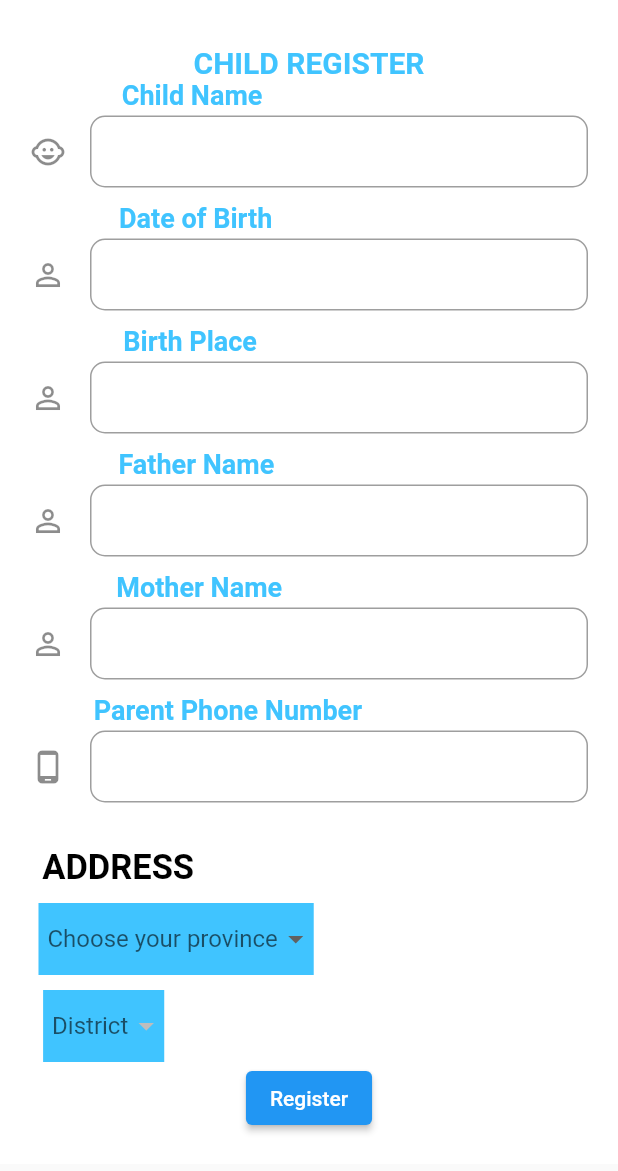
After one commit to rupeshgyawali/digital-immunization-tracking-mbl, a Flutter app: the ChildRegistrationScreen screen opened by its route, on a phone screen of 412 x 824 dp. The commit adds this screen. Shown: the top 1171 px of the screen. Run offline on Flutter 3.47's test engine with Material 2 defaults, Android fonts, the phone set to English and light mode, and no system bars; our stand-ins replace csv, shared_preferences; accounts and stored records are empty; network calls fail.

Commit message:
Add basic child registration functionality

```diff
--- a/lib/core/routes/route_paths.dart
+++ b/lib/core/routes/route_paths.dart
@@ -5,4 +5,5 @@ class RoutePath {
   static const String health_personnel_login = '/health-personal-login';
   static const String child_selection = '/child-selection';
   static const String child_search = '/child-search';
+  static const String child_registration = '/child-registration';
 }
--- a/lib/core/routes/router.dart
+++ b/lib/core/routes/router.dart
@@ -2,6 +2,7 @@ import 'package:flutter/material.dart';
 
 import '../../auth/screens/health_personnel_login_screen.dart';
 import '../../auth/screens/user_selection_screen.dart';
+import '../../vaccination_record/screens/child_registration_screen.dart';
 import '../../vaccination_record/screens/child_search_screen.dart';
 import '../../vaccination_record/screens/child_selection_screen.dart';
 import '../models/app_state.dart';
@@ -26,6 +27,8 @@ class Router {
         return MaterialPageRoute(builder: (_) => ChildSelectionScreen());
       case '${RoutePath.child_search}':
         return MaterialPageRoute(builder: (_) => ChildSearchScreen());
+      case '${RoutePath.child_registration}':
+        return MaterialPageRoute(builder: (_) => ChildRegistrationScreen());
       default:
         return MaterialPageRoute(
           builder: (_) => Scaffold(
--- /dev/null
+++ b/lib/vaccination_record/providers/child_registration_provider.dart
@@ -0,0 +1,101 @@
+import 'package:flutter/foundation.dart';
+
+import '../models/child_model.dart';
+import '../repositories/child_repository.dart';
+
+class ChildRegistrationProvider extends ChangeNotifier {
+  String _name;
+  String _dob;
+  String _birthPlace;
+  String _fatherName;
+  String _motherName;
+  String _fatherPhn;
+  String _motherPhn;
+  String _temporaryAddr;
+  String _permanentAddr;
+  bool _isLoading;
+  bool _registrationSuccess;
+
+  final ChildRepository _childRepo;
+
+  ChildRegistrationProvider({
+    @required ChildRepository childRepository,
+  })  : this._childRepo = childRepository,
+        this._isLoading = false;
+
+  String get name => _name;
+  String get dob => _dob;
+  String get birthPlace => _birthPlace;
+  String get fatherName => _fatherName;
+  String get motherName => _motherName;
+  String get fatherPhn => _fatherPhn;
+  String get motherPhn => _motherPhn;
+  String get temporaryAddr => _temporaryAddr;
+  String get permanentAddr => _permanentAddr;
+  bool get isLoading => _isLoading;
+  bool get registrationSuccess => _registrationSuccess;
+
+  void _setIsLoading(bool isLoading) {
+    _isLoading = isLoading;
+    notifyListeners();
+  }
+
+  void setName(String name) {
+    _name = name;
+  }
+
+  void setDob(String dob) {
+    _dob = dob;
+  }
+
+  void setBirthPlace(String birthPlace) {
+    _birthPlace = birthPlace;
+  }
+
+  void setFatherName(String fatherName) {
+    _fatherName = fatherName;
+  }
+
+  void setMotherName(String motherName) {
+    _motherName = motherName;
+  }
+
+  void setFatherPhn(String fatherPhn) {
+    _fatherPhn = fatherPhn;
+  }
+
+  void setMotherPhn(String motherPhn) {
+    _motherPhn = motherPhn;
+  }
+
+  void setTemporaryAddr(String temporaryAddr) {
+    _temporaryAddr = temporaryAddr;
+  }
+
+  void setPermanentAddr(String permanentAddr) {
+    _permanentAddr = permanentAddr;
+  }
+
+  Future<void> registerChild() async {
+    _setIsLoading(true);
+    try {
+      _registrationSuccess = false;
+      Child child = await _childRepo.createChild(Child(
+        name: _name,
+        dob: _dob,
+        birthPlace: _birthPlace,
+        fatherName: _fatherName,
+        motherName: _motherName,
+        fatherPhn: _fatherPhn,
+        motherPhn: _motherPhn,
+        temporaryAddr: _temporaryAddr,
+        permanentAddr: _permanentAddr,
+      ));
+      _registrationSuccess = child == null ? false : true;
+    } catch (e) {
+      print("ChildRegisterProvider -> " + e.toString());
+    } finally {
+      _setIsLoading(false);
+    }
+  }
+}
--- a/lib/vaccination_record/repositories/child_repository.dart
+++ b/lib/vaccination_record/repositories/child_repository.dart
@@ -22,4 +22,17 @@ class ChildRepository {
     }
     return child;
   }
+
+  Future<Child> createChild(Child child) async {
+    Child _newChild;
+    try {
+      String jsonResponse =
+          await _apiBaseHelper.post('/children', data: child.toJson());
+      print(jsonResponse);
+      _newChild = Child.fromJson(jsonResponse);
+    } catch (e) {
+      print("ChildRepository -> " + e.toString());
+    }
+    return _newChild;
+  }
 }
--- /dev/null
+++ b/lib/vaccination_record/screens/child_registration_screen.dart
@@ -0,0 +1,411 @@
+import 'package:csv/csv.dart';
+import 'package:flutter/material.dart';
+import 'package:flutter/services.dart' show rootBundle;
+import 'package:provider/provider.dart';
+
+import '../providers/child_registration_provider.dart';
+import '../repositories/child_repository.dart';
+
+TextStyle myStyle = TextStyle(fontSize: 20);
+
+class ChildRegistrationScreen extends StatefulWidget {
+  @override
+  _ChildRegistrationScreenState createState() =>
+      _ChildRegistrationScreenState();
+}
+
+class _ChildRegistrationScreenState extends State<ChildRegistrationScreen> {
+  int selectedProvinceNo;
+  List<List<dynamic>> address;
+  bool disableddropdown = true;
+
+  @override
+  void initState() {
+    super.initState();
+
+    WidgetsBinding.instance.addPostFrameCallback((timeStamp) async {
+      String csvString = await rootBundle.loadString('assets/address.csv');
+      setState(() {
+        address = CsvToListConverter().convert(csvString);
+      });
+    });
+  }
+
+  @override
+  Widget build(BuildContext context) {
+    return ChangeNotifierProvider(
+      create: (context) => ChildRegistrationProvider(
+        childRepository: context.read<ChildRepository>(),
+      ),
+      child: Consumer<ChildRegistrationProvider>(
+        builder: (context, provider, child) => Scaffold(
+          body: SingleChildScrollView(
+            child: Center(
+              child: Container(
+                color: Colors.white,
+                child: Padding(
+                  padding: EdgeInsets.all(20),
+                  child: Column(
+                    children: [
+                      SizedBox(
+                        height: 10,
+                      ),
+                      Text(
+                        "CHILD REGISTER",
+                        style: TextStyle(
+                            color: Colors.lightBlueAccent,
+                            fontWeight: FontWeight.bold,
+                            fontSize: 20),
+                      ),
+                      Align(
+                        alignment: FractionalOffset(0.22, 0.0),
+                        child: Container(
+                          child: Text(
+                            "Child Name",
+                            style: TextStyle(
+                                fontWeight: FontWeight.bold,
+                                fontSize: 18,
+                                color: Colors.lightBlueAccent),
+                          ),
+                        ),
+                      ),
+                      SizedBox(
+                        height: 3,
+                      ),
+                      ChildNameField(),
+                      SizedBox(
+                        height: 10,
+                      ),
+                      Align(
+                        alignment: FractionalOffset(0.22, 0.0),
+                        child: Container(
+                          child: Text(
+                            "Date of Birth",
+                            style: TextStyle(
+                                fontWeight: FontWeight.bold,
+                                fontSize: 18,
+                                color: Colors.lightBlueAccent),
+                          ),
+                        ),
+                      ),
+                      SizedBox(
+                        height: 3,
+                      ),
+                      DobField(),
+                      SizedBox(
+                        height: 10,
+                      ),
+                      Align(
+                        alignment: FractionalOffset(0.22, 0.0),
+                        child: Container(
+                          child: Text(
+                            "Birth Place",
+                            style: TextStyle(
+                                fontWeight: FontWeight.bold,
+                                fontSize: 18,
+                                color: Colors.lightBlueAccent),
+                          ),
+                        ),
+                      ),
+                      SizedBox(
+                        height: 3,
+                      ),
+                      BirthPlaceFeild(),
+                      SizedBox(
+                        height: 10,
+                      ),
+                      Align(
+                        alignment: FractionalOffset(0.22, 0.0),
+                        child: Container(
+                          child: Text(
+                            "Father Name",
+                            style: TextStyle(
+                                fontWeight: FontWeight.bold,
+                                fontSize: 18,
+                                color: Colors.lightBlueAccent),
+                          ),
+                        ),
+                      ),
+                      SizedBox(
+                        height: 3,
+                      ),
+                      FatherNameFiled(),
+                      SizedBox(
+                        height: 10,
+                      ),
+                      Align(
+                        alignment: FractionalOffset(0.22, 0.0),
+                        child: Container(
+                          child: Text(
+                            "Mother Name",
+                            style: TextStyle(
+                                fontWeight: FontWeight.bold,
+                                fontSize: 18,
+                                color: Colors.lightBlueAccent),
+                          ),
+                        ),
+                      ),
+                      SizedBox(
+                        height: 3,
+                      ),
+                      MotherNameField(),
+                      SizedBox(
+                        height: 10,
+                      ),
+                      Align(
+                        alignment: FractionalOffset(0.22, 0.0),
+                        child: Container(
+                          child: Text(
+                            "Parent Phone Number",
+                            style: TextStyle(
+                                fontWeight: FontWeight.bold,
+                                fontSize: 18,
+                                color: Colors.lightBlueAccent),
+                          ),
+                        ),
+                      ),
+                      SizedBox(
+                        height: 3,
+                      ),
+                      ParentPhoneNumberField(),
+                      SizedBox(
+                        height: 30,
+                      ),
+                      Align(
+                          alignment: FractionalOffset(0.03, 0.0),
+                          child: Container(
+                            child: Text(
+                              "ADDRESS",
+                              style: TextStyle(
+                                  color: Colors.black,
+                                  fontWeight: FontWeight.bold,
+                                  fontSize: 23),
+                            ),
+                          )),
+                      SizedBox(
+                        height: 10,
+                      ),
+                      Align(
+                        alignment: FractionalOffset(0.03, 0.0),
+                        child: Container(
+                          padding: const EdgeInsets.only(
+                            left: 6.0,
+                            right: 0.0,
+                          ),
+                          decoration: BoxDecoration(
+                            color: Colors.lightBlueAccent,
+                          ),
+                          child: DropdownButtonHideUnderline(
+                            child: DropdownButton<String>(
+                              hint: Text('Choose your province'),
+                              value: selectedProvinceNo != null
+                                  ? address[selectedProvinceNo - 1][0]
+                                  : null,
+                              items: address != null
+                                  ? address
+                                      .map(
+                                        (province) => DropdownMenuItem<String>(
+                                          child: Text(province[0]),
+                                          value: province[0],
+                                        ),
+                                      )
+                                      .toList()
+                                  : null,
+                              onChanged: (value) {
+                                address.asMap().forEach((i, element) {
+                                  if (element.indexOf(value) != -1) {
+                                    setState(() {
+                                      selectedProvinceNo = i + 1;
+                                    });
+                                  }
+                                  disableddropdown = false;
+                                });
+                              },
+                            ),
+                          ),
+                        ),
+                      ),
+                      SizedBox(
+                        height: 10,
+                      ),
+                      Align(
+                        alignment: FractionalOffset(0.03, 0.0),
+                        child: Container(
+                          padding: const EdgeInsets.only(
+                            left: 6.0,
+                            right: 0.0,
+                          ),
+                          decoration: BoxDecoration(
+                            color: Colors.lightBlueAccent,
+                          ),
+                          child: DropdownButtonHideUnderline(
+                            child: DropdownButton<String>(
+                              hint: Text('District'),
+                              value: context
+                                  .watch<ChildRegistrationProvider>()
+                                  .temporaryAddr,
+                              items: selectedProvinceNo != null
+                                  ? address[selectedProvinceNo - 1]
+                                      .map(
+                                        (e) => DropdownMenuItem<String>(
+                                          child: Text(e),
+                                          value: e,
+                                        ),
+                                      )
+                                      .toList()
+                                  : null,
+                              onChanged: disableddropdown
+                                  ? null
+                                  : (value) {
+                                      context
+                                          .read<ChildRegistrationProvider>()
+                                          .setTemporaryAddr(value);
+                                    },
+                            ),
+                          ),
+                        ),
+                      ),
+                      !context.watch<ChildRegistrationProvider>().isLoading
+                          ? ElevatedButton(
+                              child: Text('Register'),
+                              onPressed: () async {
+                                FocusManager.instance.primaryFocus.unfocus();
+                                await context
+                                    .read<ChildRegistrationProvider>()
+                                    .registerChild();
+                                if (context
+                                        .read<ChildRegistrationProvider>()
+                                        .registrationSuccess ==
+                                    true) {
+                                  ScaffoldMessenger.of(context).showSnackBar(
+                                    SnackBar(
+                                      content: const Text(
+                                          "Registration Successfull"),
+                                    ),
+                                  );
+                                } else {
+                                  ScaffoldMessenger.of(context).showSnackBar(
+                                    SnackBar(
+                                      content:
+                                          const Text("Registration Failed"),
+                                    ),
+                                  );
+                                }
+                              },
+                            )
+                          : Container(
+                              child: CircularProgressIndicator(),
+                            ),
+                    ],
+                  ),
+                ),
+              ),
+            ),
+          ),
+        ),
+      ),
+    );
+  }
+}
+
+class ChildNameField extends StatelessWidget {
+  @override
+  Widget build(BuildContext context) {
+    return TextField(
+      onChanged: (val) {
+        context.read<ChildRegistrationProvider>().setName(val);
+      },
+      style: myStyle,
+      decoration: InputDecoration(
+          contentPadding: EdgeInsets.all(10),
+          icon: Icon(Icons.child_care_outlined),
+          border:
+              OutlineInputBorder(borderRadius: BorderRadius.circular(10.0))),
+    );
+  }
+}
+
+class FatherNameFiled extends StatelessWidget {
+  @override
+  Widget build(BuildContext context) {
+    return TextField(
+      onChanged: (val) {
+        context.read<ChildRegistrationProvider>().setFatherName(val);
+      },
+      style: myStyle,
+      decoration: InputDecoration(
+          contentPadding: EdgeInsets.all(10),
+          icon: Icon(Icons.person_outline_outlined),
+          border:
+              OutlineInputBorder(borderRadius: BorderRadius.circular(10.0))),
+    );
+  }
+}
+
+class MotherNameField extends StatelessWidget {
+  @override
+  Widget build(BuildContext context) {
+    return TextField(
+      onChanged: (val) {
+        context.read<ChildRegistrationProvider>().setMotherName(val);
+      },
+      style: myStyle,
+      decoration: InputDecoration(
+          contentPadding: EdgeInsets.all(10),
+          icon: Icon(Icons.person_outline_outlined),
+          border:
+              OutlineInputBorder(borderRadius: BorderRadius.circular(10.0))),
+    );
+  }
+}
+
+class ParentPhoneNumberField extends StatelessWidget {
+  @override
+  Widget build(BuildContext context) {
+    return TextField(
+      onChanged: (val) {
+        context.read<ChildRegistrationProvider>().setFatherPhn(val);
+      },
+      style: myStyle,
+      decoration: InputDecoration(
+          contentPadding: EdgeInsets.all(10),
+          icon: Icon(Icons.phone_android_outlined),
+          border:
+              OutlineInputBorder(borderRadius: BorderRadius.circular(10.0))),
+    );
+  }
+}
+
+class DobField extends StatelessWidget {
+  @override
+  Widget build(BuildContext context) {
+    return TextField(
+      onChanged: (val) {
+        context.read<ChildRegistrationProvider>().setDob(val);
+      },
+      style: myStyle,
+      decoration: InputDecoration(
+          contentPadding: EdgeInsets.all(10),
+          icon: Icon(Icons.person_outline_outlined),
+          border:
+              OutlineInputBorder(borderRadius: BorderRadius.circular(10.0))),
+    );
+  }
+}
+
+class BirthPlaceFeild extends StatelessWidget {
+  @override
+  Widget build(BuildContext context) {
+    return TextField(
+      onChanged: (val) {
+        context.read<ChildRegistrationProvider>().setBirthPlace(val);
+      },
+      style: myStyle,
+      decoration: InputDecoration(
+          contentPadding: EdgeInsets.all(10),
+          icon: Icon(Icons.person_outline_outlined),
+          border:
+              OutlineInputBorder(borderRadius: BorderRadius.circular(10.0))),
+    );
+  }
+}
--- a/pubspec.yaml
+++ b/pubspec.yaml
@@ -26,6 +26,7 @@ dependencies:
   http: ^0.13.3
   shared_preferences: ^2.0.5
   provider: ^5.0.0
+  csv: ^5.0.0
 
 
   # The following adds the Cupertino Icons font to your application.
@@ -48,9 +49,8 @@ flutter:
   uses-material-design: true
 
   # To add assets to your application, add an assets section, like this:
-  # assets:
-  #   - images/a_dot_burr.jpeg
-  #   - images/a_dot_ham.jpeg
+  assets:
+    - assets/address.csv
 
   # An image asset can refer to one or more resolution-specific "variants", see
   # https://flutter.dev/assets-and-images/#resolution-aware.
```
Also changed, not shown: assets/address.csv (added, +7 -0 lines), pubspec.lock.
